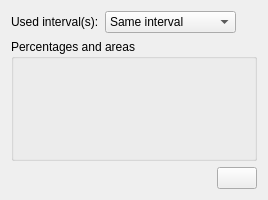
First picture: the form in ui_files/ui_percentage_widget.ui, repository JYU-IBA/potku, before the edit.
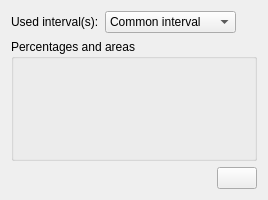
Second picture: the form after the edit.

Commit message: Changing between absolute and relative values now works in PercentageWidget

```diff
--- a/ui_files/ui_percentage_widget.ui
+++ b/ui_files/ui_percentage_widget.ui
@@ -10,6 +10,12 @@
     <height>200</height>
    </rect>
   </property>
+  <property name="sizePolicy">
+   <sizepolicy hsizetype="MinimumExpanding" vsizetype="MinimumExpanding">
+    <horstretch>0</horstretch>
+    <verstretch>0</verstretch>
+   </sizepolicy>
+  </property>
   <property name="minimumSize">
    <size>
     <width>268</width>
@@ -36,7 +42,7 @@
       <widget class="QComboBox" name="comboBox">
        <item>
         <property name="text">
-         <string>Same interval</string>
+         <string>Common interval</string>
         </property>
        </item>
        <item>
```
Left out of the diff: 6 changed lines with no effect on the pictures. The commit also changes 2 other files.
